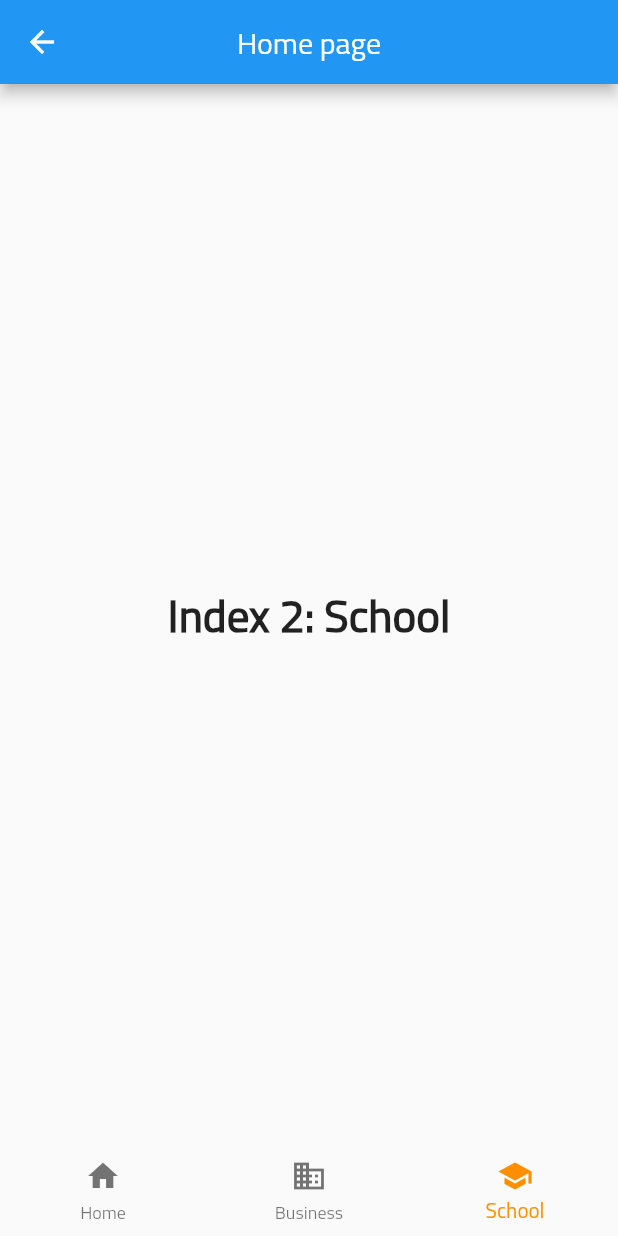
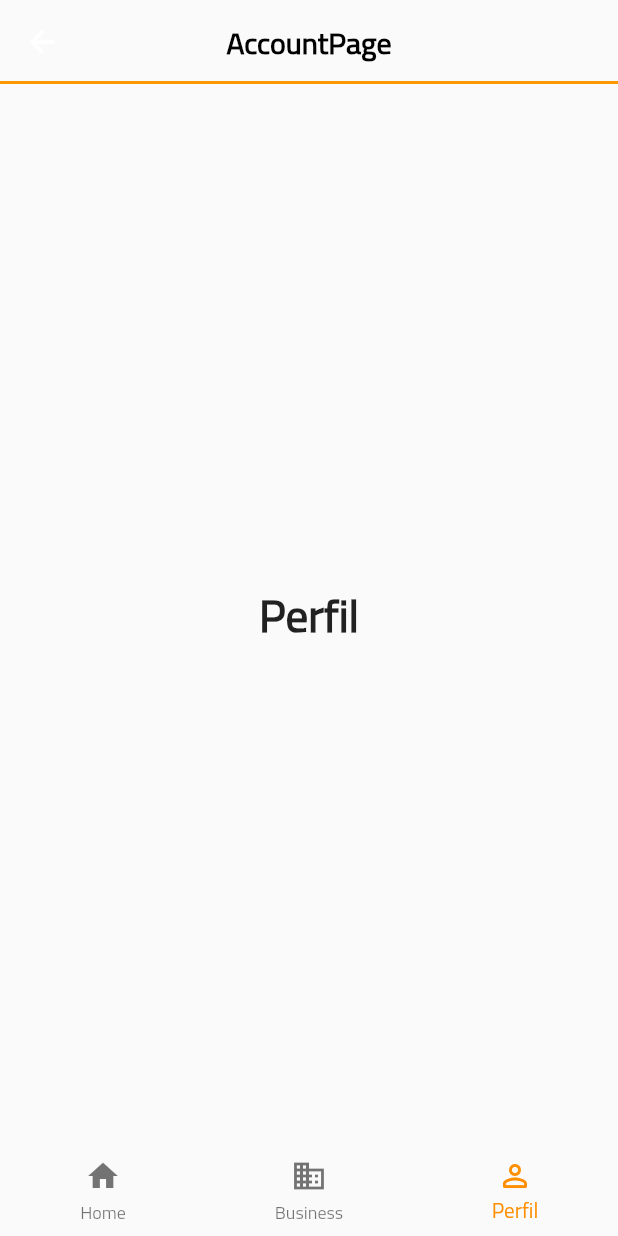
Before and after one commit to dudasc/flutter-template, a Flutter app: the HomePage screen opened by its route, item 3 of the bottom bar chosen, on a phone screen of 412 x 824 dp. Run offline on Flutter 3.47's test engine with Material 2 defaults, Android fonts, the phone set to English and light mode, and no system bars; our stand-ins replace flutter_modular, flutter_triple.

Commit message:
refactor: layout adjustments

```diff
--- /dev/null
+++ b/lib/app/modules/home/pages/account_page.dart
@@ -0,0 +1,41 @@
+// ignore_for_file: unnecessary_const
+
+import 'package:flutter/material.dart';
+
+class AccountPage extends StatefulWidget {
+  final String title;
+  const AccountPage({Key? key, this.title = 'AccountPage'}) : super(key: key);
+  @override
+  AccountPageState createState() => AccountPageState();
+}
+
+class AccountPageState extends State<AccountPage> {
+  static const TextStyle optionStyle = TextStyle(fontSize: 30, fontWeight: FontWeight.bold);
+
+  @override
+  Widget build(BuildContext context) {
+    return Scaffold(
+      appBar: AppBar(
+        title: Text(
+          widget.title,
+          style: const TextStyle(
+            color: Colors.black,
+            fontWeight: FontWeight.bold,
+          ),
+        ),
+        backgroundColor: Colors.transparent,
+        centerTitle: true,
+        elevation: .0,
+        shape: const Border(
+          bottom: BorderSide(color: Colors.orange, width: 2),
+        ),
+      ),
+      body: const Center(
+        child: Text(
+          'Perfil',
+          style: optionStyle,
+        ),
+      ),
+    );
+  }
+}
--- a/lib/app/modules/home/pages/home_page.dart
+++ b/lib/app/modules/home/pages/home_page.dart
@@ -3,7 +3,7 @@ import 'package:flutter/services.dart';
 import 'package:flutter_modular/flutter_modular.dart';
 import 'package:flutter_template/app/modules/home/pages/tab1_page.dart';
 import 'package:flutter_template/app/modules/home/pages/tab2_page.dart';
-import 'package:flutter_template/app/modules/home/pages/tab3_page.dart';
+import 'package:flutter_template/app/modules/home/pages/account_page.dart';
 import 'package:flutter_triple/flutter_triple.dart';
 import '../store/home_store.dart';
 
@@ -21,7 +21,7 @@ class _HomePageState extends ModularState<HomePage, HomeStore> {
   static const List<Widget> _widgetOptions = <Widget>[
     Tab1Page(),
     Tab2Page(),
-    Tab3Page(),
+    AccountPage(),
   ];
 
   void _onItemTapped(int index) {
@@ -33,16 +33,16 @@ class _HomePageState extends ModularState<HomePage, HomeStore> {
   @override
   Widget build(BuildContext context) {
     return Scaffold(
-      appBar: AppBar(
-        title: const Text('Home page'),
-        systemOverlayStyle: const SystemUiOverlayStyle(statusBarColor: Colors.transparent),
-        centerTitle: true,
-        // leading: IconButton(
-        //     icon: const Icon(Icons.arrow_back_ios_rounded),
-        //     onPressed: () {
-        //       Navigator.pop(context, true);
-        //     }),
-      ),
+      // appBar: AppBar(
+      //   title: const Text('Home page'),
+      //   systemOverlayStyle: const SystemUiOverlayStyle(statusBarColor: Colors.transparent),
+      //   centerTitle: true,
+      //   // leading: IconButton(
+      //   //     icon: const Icon(Icons.arrow_back_ios_rounded),
+      //   //     onPressed: () {
+      //   //       Navigator.pop(context, true);
+      //   //     }),
+      // ),
       body: ScopedBuilder<HomeStore, Exception, int>(
         store: store,
         onState: (_, store) {
@@ -57,6 +57,7 @@ class _HomePageState extends ModularState<HomePage, HomeStore> {
           ),
         ),
       ),
+
       bottomNavigationBar: BottomNavigationBar(
         elevation: 0,
         items: const <BottomNavigationBarItem>[
@@ -69,8 +70,8 @@ class _HomePageState extends ModularState<HomePage, HomeStore> {
             label: 'Business',
           ),
           BottomNavigationBarItem(
-            icon: Icon(Icons.school),
-            label: 'School',
+            icon: Icon(Icons.person_outline_rounded),
+            label: 'Perfil',
           ),
         ],
         currentIndex: _selectedIndex,
--- a/lib/app/modules/home/pages/tab3_page.dart
+++ /dev/null
@@ -1,24 +0,0 @@
-import 'package:flutter/material.dart';
-
-class Tab3Page extends StatefulWidget {
-  final String title;
-  const Tab3Page({Key? key, this.title = 'Tab3Page'}) : super(key: key);
-  @override
-  Tab3PageState createState() => Tab3PageState();
-}
-
-class Tab3PageState extends State<Tab3Page> {
-  static const TextStyle optionStyle = TextStyle(fontSize: 30, fontWeight: FontWeight.bold);
-
-  @override
-  Widget build(BuildContext context) {
-    return const Scaffold(
-      body: Center(
-        child: Text(
-          'Index 2: School',
-          style: optionStyle,
-        ),
-      ),
-    );
-  }
-}
```
Also changed, not shown: lib/app/modules/home/pages/tab1_page.dart (+22 -3 lines), lib/app/modules/home/pages/tab2_page.dart (+15 -0 lines).
